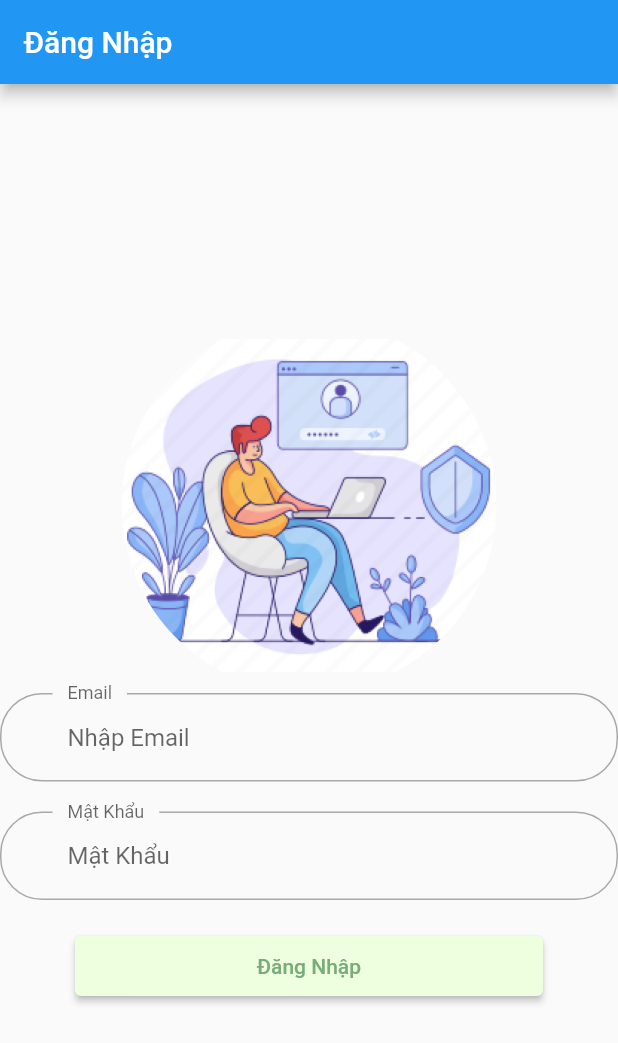
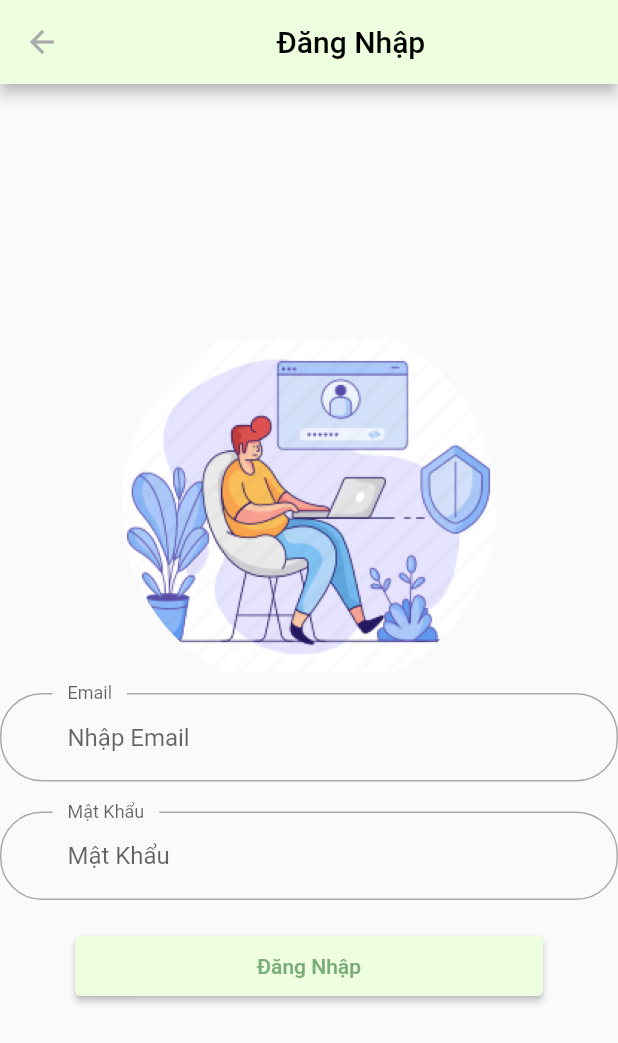
Before and after one commit to tuanhuy33/Do-An-Di-Dong-, a Flutter app: the screen it shows after launch, on a phone screen of 412 x 824 dp. Shown: the top 1043 px of the screen. Run offline on Flutter 3.47's test engine with Material 2 defaults, Android fonts, the phone set to English and light mode, and no system bars; our stand-ins replace velocity_x.

Commit message:
update 2

```diff
--- a/lib/screen/sign_in/sign_in_screen.dart
+++ b/lib/screen/sign_in/sign_in_screen.dart
@@ -1,4 +1,5 @@
 import 'package:do_an_di_dong/screen/sign_in/compoments/body.dart';
+import 'package:do_an_di_dong/values/app_colors.dart';
 import 'package:flutter/material.dart';
 
 class SignInScreen extends StatelessWidget {
@@ -8,7 +9,22 @@ class SignInScreen extends StatelessWidget {
   Widget build(BuildContext context) {
     return Scaffold(
       appBar: AppBar(
-        title: Text('Đăng Nhập'),
+        backgroundColor: AppColors.secondColor,
+        title: Container(
+          alignment: Alignment.center,
+          child: Text(
+            'Đăng Nhập',
+            style: TextStyle(color: AppColors.titleColor),
+          ),
+        ),
+        leading: IconButton(
+          icon: Icon(Icons.arrow_back),
+          color: AppColors.textColor,
+          onPressed: () {
+            // Handle back button press
+            print('Back button pressed');
+          },
+        ),
       ),
       body: body(),
     );
```
Also changed, not shown: lib/screen/sign_up/sign_up_screen.dart (+14 -3 lines).
